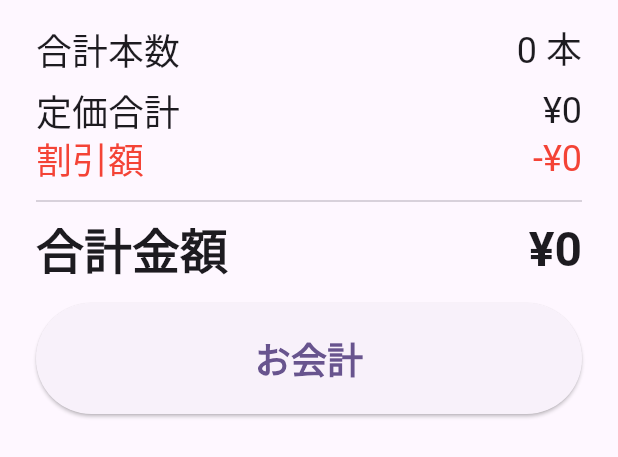
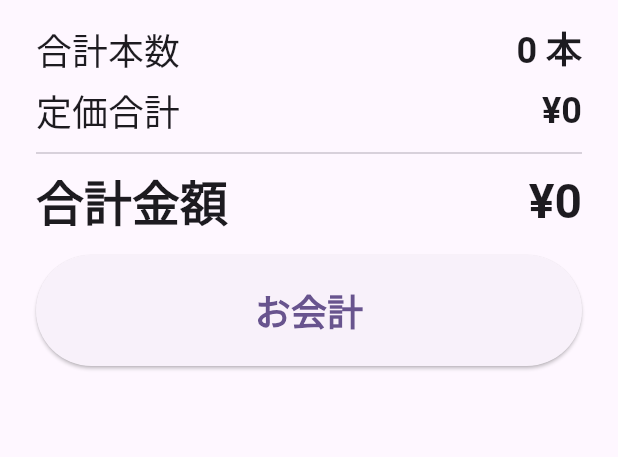
Before and after one commit to ht325ver0/k3register, a Flutter app: the TotalCounter widget shown alone on an empty page, opened directly with empty values, on a phone screen of 412 x 824 dp. Shown: the top 457 px of the screen. Run offline on Flutter 3.47's test engine with Material 3 defaults, Android fonts, the phone set to English and light mode, and no system bars; our stand-ins replace firebase_core, flutter_dotenv, flutter_riverpod, freezed_annotation, riverpod_annotation, supabase_flutter; accounts and stored records are empty; generated files the repository leaves out were written again.

Commit message:
割引個数がわかりやすいように修正

```diff
--- a/lib/component/total_counter.dart
+++ b/lib/component/total_counter.dart
@@ -24,14 +24,15 @@ class TotalCounter extends ConsumerWidget {
     final regularPrice = cartProducts.fold<int>(0, (sum, item) => sum + item.product.price * item.quantity);
     final totalAmount = ref.watch(cartTotalProvider(['もも', 'かわ', 'つくね']));
 
-    final int discountAmount =
-        discountRatio > 0 ? discountMoney * (totalQuantity ~/ discountRatio) : 0;
+    // セット割引額を計算
+    final int setDiscountAmount = regularPrice - totalAmount;
 
-    final int finalPrice = regularPrice - discountAmount;
+    // 適用されたセット数を計算
+    final setCount = ref.read(cartProvider.notifier).calculateSetCount(['もも', 'かわ', 'つくね']);
 
     // スタイルを定義しておくと、一貫性のあるUIを保ちやすくなります。
     final labelStyle = Theme.of(context).textTheme.headlineSmall; // フォントサイズを大きく
-    final valueStyle = Theme.of(context).textTheme.headlineSmall; // フォントサイズを大きく
+    final valueStyle = Theme.of(context).textTheme.headlineSmall?.copyWith(fontWeight: FontWeight.bold); // フォントサイズを大きく、太字に
 
     return Material(
       elevation: 8.0, // カートリストとの区別を明確にするための影
@@ -55,11 +56,13 @@ class TotalCounter extends ConsumerWidget {
                 Text("¥$regularPrice", style: valueStyle),
               ],
             ),
+            // セット割引が適用されている場合のみ割引額を表示
+            if (setDiscountAmount > 0)
               Row(
                 mainAxisAlignment: MainAxisAlignment.spaceBetween,
                 children: [
-                Text("割引額", style: labelStyle?.copyWith(color: Colors.red)),
-                Text("-¥$discountAmount",
+                  Text("セット割引 ($setCountセット分)", style: labelStyle?.copyWith(color: Colors.red)),
+                  Text("-¥$setDiscountAmount",
                       style: valueStyle?.copyWith(color: Colors.red)),
                 ],
               ),
```
Also changed, not shown: lib/view/accounting_page.dart (+40 -10 lines). Lines whose indentation alone changed are shown as unchanged.
